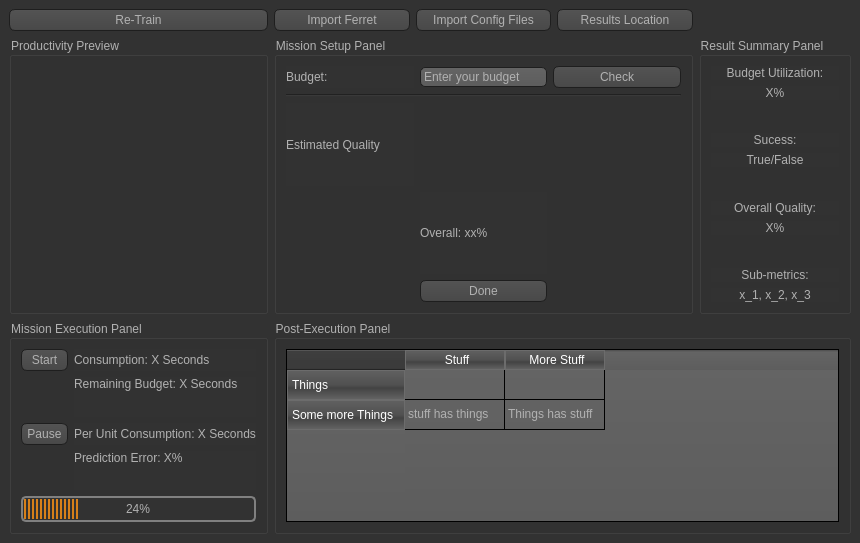
Above: UI/RAPIDS_GUI.ui from DownToSky/indp-study-kremer before the change. Below: the same form after it.
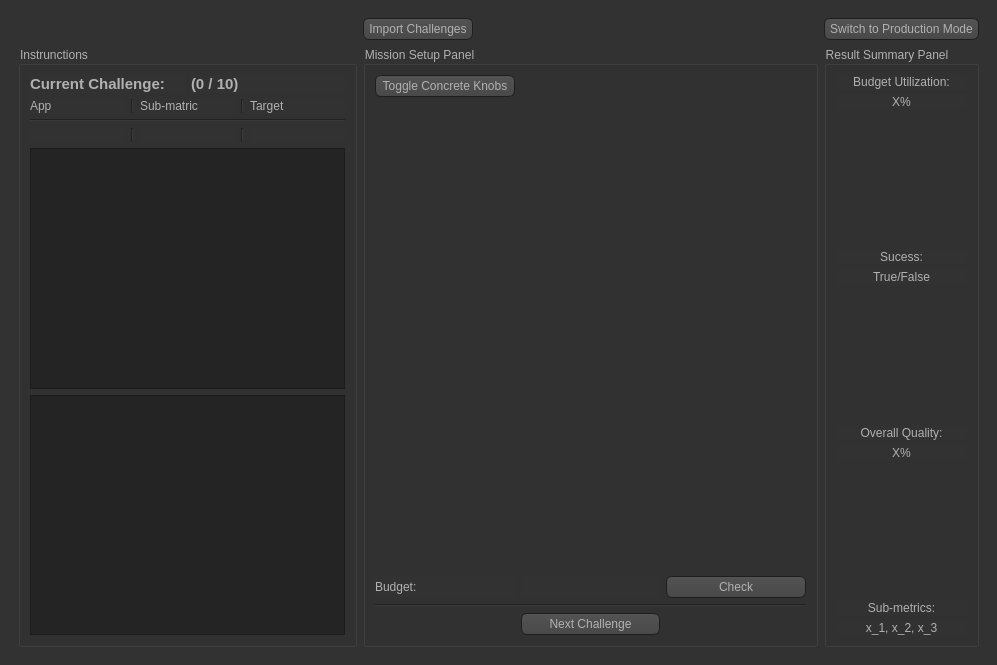
That is the form after the change. The open tabs and pages were chosen to show the change. Icons and pictures are not drawn.

Commit message: user study mock testing randomized

```diff
--- a/UI/RAPIDS_GUI.ui
+++ b/UI/RAPIDS_GUI.ui
@@ -6,8 +6,8 @@
    <rect>
     <x>0</x>
     <y>0</y>
-    <width>860</width>
-    <height>543</height>
+    <width>997</width>
+    <height>665</height>
    </rect>
   </property>
   <property name="windowTitle">
@@ -476,156 +476,14 @@
   </property>
   <widget class="QWidget" name="centralwidget">
    <layout class="QGridLayout" name="gridLayout">
-    <item row="0" column="4">
-     <widget class="QPushButton" name="resultPathButton">
-      <property name="text">
-       <string>Results Location</string>
+    <item row="0" column="0">
+     <widget class="QStackedWidget" name="stackedWidget">
+      <property name="currentIndex">
+       <number>0</number>
       </property>
-     </widget>
-    </item>
-    <item row="1" column="0" rowspan="2">
-     <widget class="QGroupBox" name="productivityBox">
-      <property name="sizePolicy">
-       <sizepolicy hsizetype="Preferred" vsizetype="Preferred">
-        <horstretch>0</horstretch>
-        <verstretch>0</verstretch>
-       </sizepolicy>
-      </property>
-      <property name="title">
-       <string>Productivity Preview</string>
-      </property>
-      <layout class="QVBoxLayout" name="verticalLayout_2"/>
-     </widget>
-    </item>
-    <item row="1" column="5" rowspan="2">
-     <widget class="QGroupBox" name="resultBox">
-      <property name="title">
-       <string>Result Summary Panel</string>
-      </property>
-      <layout class="QVBoxLayout" name="verticalLayout_4">
-       <item>
-        <widget class="QLabel" name="budgetUtilL">
-         <property name="text">
-          <string>Budget Utilization:</string>
-         </property>
-         <property name="alignment">
-          <set>Qt::AlignCenter</set>
-         </property>
-        </widget>
-       </item>
-       <item>
-        <widget class="QLabel" name="budgetUtilValL">
-         <property name="text">
-          <string>X%</string>
-         </property>
-         <property name="alignment">
-          <set>Qt::AlignCenter</set>
-         </property>
-        </widget>
-       </item>
-       <item>
-        <spacer name="verticalSpacer_1">
-         <property name="orientation">
-          <enum>Qt::Vertical</enum>
-         </property>
-         <property name="sizeHint" stdset="0">
-          <size>
-           <width>20</width>
-           <height>40</height>
-          </size>
-         </property>
-        </spacer>
-       </item>
-       <item>
-        <widget class="QLabel" name="successL">
-         <property name="text">
-          <string>Sucess:</string>
-         </property>
-         <property name="alignment">
-          <set>Qt::AlignCenter</set>
-         </property>
-        </widget>
-       </item>
-       <item>
-        <widget class="QLabel" name="successValL">
-         <property name="text">
-          <string>True/False</string>
-         </property>
-         <property name="alignment">
-          <set>Qt::AlignCenter</set>
-         </property>
-        </widget>
-       </item>
-       <item>
-        <spacer name="verticalSpacer_2">
-         <property name="orientation">
-          <enum>Qt::Vertical</enum>
-         </property>
-         <property name="sizeHint" stdset="0">
-          <size>
-           <width>20</width>
-           <height>40</height>
-          </size>
-         </property>
-        </spacer>
-       </item>
-       <item>
-        <widget class="QLabel" name="qualityL">
-         <property name="text">
-          <string>Overall Quality:</string>
-         </property>
-         <property name="alignment">
-          <set>Qt::AlignCenter</set>
-         </property>
-        </widget>
-       </item>
-       <item>
-        <widget class="QLabel" name="qualityValL">
-         <property name="text">
-          <string>X%</string>
-         </property>
-         <property name="alignment">
-          <set>Qt::AlignCenter</set>
-         </property>
-        </widget>
-       </item>
-       <item>
-        <spacer name="verticalSpacer_3">
-         <property name="orientation">
-          <enum>Qt::Vertical</enum>
-         </property>
-         <property name="sizeHint" stdset="0">
-          <size>
-           <width>20</width>
-           <height>40</height>
-          </size>
-         </property>
-        </spacer>
-       </item>
-       <item>
-        <widget class="QLabel" name="submetricsL">
-         <property name="text">
-          <string>Sub-metrics:</string>
-         </property>
-         <property name="alignment">
-          <set>Qt::AlignCenter</set>
-         </property>
-        </widget>
-       </item>
-       <item>
-        <widget class="QLabel" name="submetricsValL">
-         <property name="text">
-          <string>x_1, x_2, x_3</string>
-         </property>
-         <property name="alignment">
-          <set>Qt::AlignCenter</set>
-         </property>
-        </widget>
-       </item>
-      </layout>
-     </widget>
-    </item>
-    <item row="3" column="0">
+      <widget class="QWidget" name="productionPage">
+       <layout class="QGridLayout" name="gridLayout_5">
+        <item row="2" column="0">
      <widget class="QGroupBox" name="missionExecBox">
       <property name="title">
        <string>Mission Execution Panel</string>
@@ -689,7 +547,7 @@
       </layout>
      </widget>
     </item>
-    <item row="3" column="2" colspan="4">
+        <item row="2" column="1" colspan="7">
      <widget class="QGroupBox" name="postExecBox">
       <property name="title">
        <string>Post-Execution Panel</string>
@@ -732,6 +590,27 @@
       </layout>
      </widget>
     </item>
+        <item row="1" column="0">
+         <widget class="QGroupBox" name="productivityBox">
+          <property name="sizePolicy">
+           <sizepolicy hsizetype="Preferred" vsizetype="Preferred">
+            <horstretch>0</horstretch>
+            <verstretch>0</verstretch>
+           </sizepolicy>
+          </property>
+          <property name="title">
+           <string>Productivity Preview</string>
+          </property>
+          <layout class="QVBoxLayout" name="verticalLayout_2"/>
+         </widget>
+        </item>
+        <item row="0" column="3">
+         <widget class="QPushButton" name="resultPathButton">
+          <property name="text">
+           <string>Results Location</string>
+          </property>
+         </widget>
+        </item>
     <item row="0" column="0">
      <widget class="QPushButton" name="retrainButton">
       <property name="text">
@@ -739,21 +618,169 @@
       </property>
      </widget>
     </item>
-    <item row="0" column="2">
+        <item row="0" column="1">
      <widget class="QPushButton" name="ferretPathButton">
       <property name="text">
        <string>Import Ferret</string>
       </property>
      </widget>
     </item>
-    <item row="0" column="3">
+        <item row="0" column="2">
      <widget class="QPushButton" name="configPathButton">
       <property name="text">
        <string>Import Config Files</string>
       </property>
      </widget>
     </item>
-    <item row="1" column="2" rowspan="2" colspan="3">
+        <item row="0" column="7">
+         <widget class="QPushButton" name="studyToggleB_product">
+          <property name="text">
+           <string>Switch to Study Mode</string>
+          </property>
+         </widget>
+        </item>
+        <item row="1" column="7">
+         <widget class="QGroupBox" name="resultBox">
+          <property name="title">
+           <string>Result Summary Panel</string>
+          </property>
+          <layout class="QVBoxLayout" name="verticalLayout_4">
+           <item>
+            <widget class="QLabel" name="budgetUtilL">
+             <property name="text">
+              <string>Budget Utilization:</string>
+             </property>
+             <property name="alignment">
+              <set>Qt::AlignCenter</set>
+             </property>
+            </widget>
+           </item>
+           <item>
+            <widget class="QLabel" name="budgetUtilValL">
+             <property name="text">
+              <string>X%</string>
+             </property>
+             <property name="alignment">
+              <set>Qt::AlignCenter</set>
+             </property>
+            </widget>
+           </item>
+           <item>
+            <spacer name="verticalSpacer_1">
+             <property name="orientation">
+              <enum>Qt::Vertical</enum>
+             </property>
+             <property name="sizeHint" stdset="0">
+              <size>
+               <width>20</width>
+               <height>40</height>
+              </size>
+             </property>
+            </spacer>
+           </item>
+           <item>
+            <widget class="QLabel" name="successL">
+             <property name="text">
+              <string>Sucess:</string>
+             </property>
+             <property name="alignment">
+              <set>Qt::AlignCenter</set>
+             </property>
+            </widget>
+           </item>
+           <item>
+            <widget class="QLabel" name="successValL">
+             <property name="text">
+              <string>True/False</string>
+             </property>
+             <property name="alignment">
+              <set>Qt::AlignCenter</set>
+             </property>
+            </widget>
+           </item>
+           <item>
+            <spacer name="verticalSpacer_2">
+             <property name="orientation">
+              <enum>Qt::Vertical</enum>
+             </property>
+             <property name="sizeHint" stdset="0">
+              <size>
+               <width>20</width>
+               <height>40</height>
+              </size>
+             </property>
+            </spacer>
+           </item>
+           <item>
+            <widget class="QLabel" name="qualityL">
+             <property name="text">
+              <string>Overall Quality:</string>
+             </property>
+             <property name="alignment">
+              <set>Qt::AlignCenter</set>
+             </property>
+            </widget>
+           </item>
+           <item>
+            <widget class="QLabel" name="qualityValL">
+             <property name="text">
+              <string>X%</string>
+             </property>
+             <property name="alignment">
+              <set>Qt::AlignCenter</set>
+             </property>
+            </widget>
+           </item>
+           <item>
+            <spacer name="verticalSpacer_3">
+             <property name="orientation">
+              <enum>Qt::Vertical</enum>
+             </property>
+             <property name="sizeHint" stdset="0">
+              <size>
+               <width>20</width>
+               <height>40</height>
+              </size>
+             </property>
+            </spacer>
+           </item>
+           <item>
+            <widget class="QLabel" name="submetricsL">
+             <property name="text">
+              <string>Sub-metrics:</string>
+             </property>
+             <property name="alignment">
+              <set>Qt::AlignCenter</set>
+             </property>
+            </widget>
+           </item>
+           <item>
+            <widget class="QLabel" name="submetricsValL">
+             <property name="text">
+              <string>x_1, x_2, x_3</string>
+             </property>
+             <property name="alignment">
+              <set>Qt::AlignCenter</set>
+             </property>
+            </widget>
+           </item>
+          </layout>
+         </widget>
+        </item>
+        <item row="0" column="6">
+         <spacer name="horizontalSpacer">
+          <property name="orientation">
+           <enum>Qt::Horizontal</enum>
+          </property>
+          <property name="sizeHint" stdset="0">
+           <size>
+            <width>40</width>
+            <height>20</height>
+           </size>
+          </property>
+         </spacer>
+        </item>
+        <item row="1" column="1" colspan="6">
      <widget class="QGroupBox" name="setupBox">
       <property name="title">
        <string>Mission Setup Panel</string>
@@ -831,6 +858,405 @@
         <layout class="QHBoxLayout" name="knobsLayout"/>
        </item>
       </layout>
+         </widget>
+        </item>
+       </layout>
+      </widget>
+      <widget class="QWidget" name="studyPage">
+       <layout class="QGridLayout" name="gridLayout_7">
+        <item row="0" column="3">
+         <widget class="QPushButton" name="studyToggleB_study">
+          <property name="text">
+           <string>Switch to Production Mode</string>
+          </property>
+         </widget>
+        </item>
+        <item row="0" column="2">
+         <spacer name="horizontalSpacer_2">
+          <property name="orientation">
+           <enum>Qt::Horizontal</enum>
+          </property>
+          <property name="sizeHint" stdset="0">
+           <size>
+            <width>40</width>
+            <height>20</height>
+           </size>
+          </property>
+         </spacer>
+        </item>
+        <item row="1" column="1" colspan="2">
+         <widget class="QGroupBox" name="studySetupBox">
+          <property name="title">
+           <string>Mission Setup Panel</string>
+          </property>
+          <layout class="QGridLayout" name="gridLayout_6">
+           <item row="6" column="0" colspan="3">
+            <widget class="Line" name="line_2">
+             <property name="orientation">
+              <enum>Qt::Horizontal</enum>
+             </property>
+            </widget>
+           </item>
+           <item row="3" column="0" colspan="3">
+            <layout class="QHBoxLayout" name="knobsLayout_study"/>
+           </item>
+           <item row="1" column="0" colspan="3">
+            <layout class="QHBoxLayout" name="knobNameLayout_study">
+             <property name="spacing">
+              <number>0</number>
+             </property>
+             <property name="sizeConstraint">
+              <enum>QLayout::SetDefaultConstraint</enum>
+             </property>
+            </layout>
+           </item>
+           <item row="5" column="0">
+            <widget class="QLabel" name="budgetL_study">
+             <property name="text">
+              <string>Budget:</string>
+             </property>
+            </widget>
+           </item>
+           <item row="5" column="2">
+            <widget class="QPushButton" name="checkB_study">
+             <property name="text">
+              <string>Check</string>
+             </property>
+            </widget>
+           </item>
+           <item row="0" column="0">
+            <widget class="QPushButton" name="knobTypeToggleB">
+             <property name="text">
+              <string>Toggle Concrete Knobs</string>
+             </property>
+            </widget>
+           </item>
+           <item row="5" column="1">
+            <widget class="QLabel" name="budgetAmountL_study">
+             <property name="text">
+              <string/>
+             </property>
+            </widget>
+           </item>
+           <item row="7" column="1">
+            <widget class="QPushButton" name="nextB_study">
+             <property name="text">
+              <string>Next Challenge</string>
+             </property>
+            </widget>
+           </item>
+           <item row="4" column="1">
+            <spacer name="verticalSpacer">
+             <property name="orientation">
+              <enum>Qt::Vertical</enum>
+             </property>
+             <property name="sizeType">
+              <enum>QSizePolicy::Expanding</enum>
+             </property>
+             <property name="sizeHint" stdset="0">
+              <size>
+               <width>20</width>
+               <height>40</height>
+              </size>
+             </property>
+            </spacer>
+           </item>
+          </layout>
+         </widget>
+        </item>
+        <item row="0" column="1">
+         <widget class="QPushButton" name="challengeImportB">
+          <property name="text">
+           <string>Import Challenges</string>
+          </property>
+         </widget>
+        </item>
+        <item row="1" column="3">
+         <widget class="QGroupBox" name="resultBox_study">
+          <property name="title">
+           <string>Result Summary Panel</string>
+          </property>
+          <layout class="QVBoxLayout" name="verticalLayout_5">
+           <item>
+            <widget class="QLabel" name="budgetUtilL_2">
+             <property name="text">
+              <string>Budget Utilization:</string>
+             </property>
+             <property name="alignment">
+              <set>Qt::AlignCenter</set>
+             </property>
+            </widget>
+           </item>
+           <item>
+            <widget class="QLabel" name="budgetUtilValL_2">
+             <property name="text">
+              <string>X%</string>
+             </property>
+             <property name="alignment">
+              <set>Qt::AlignCenter</set>
+             </property>
+            </widget>
+           </item>
+           <item>
+            <spacer name="verticalSpacer_4">
+             <property name="orientation">
+              <enum>Qt::Vertical</enum>
+             </property>
+             <property name="sizeHint" stdset="0">
+              <size>
+               <width>20</width>
+               <height>40</height>
+              </size>
+             </property>
+            </spacer>
+           </item>
+           <item>
+            <widget class="QLabel" name="successL_2">
+             <property name="text">
+              <string>Sucess:</string>
+             </property>
+             <property name="alignment">
+              <set>Qt::AlignCenter</set>
+             </property>
+            </widget>
+           </item>
+           <item>
+            <widget class="QLabel" name="successValL_2">
+             <property name="text">
+              <string>True/False</string>
+             </property>
+             <property name="alignment">
+              <set>Qt::AlignCenter</set>
+             </property>
+            </widget>
+           </item>
+           <item>
+            <spacer name="verticalSpacer_5">
+             <property name="orientation">
+              <enum>Qt::Vertical</enum>
+             </property>
+             <property name="sizeHint" stdset="0">
+              <size>
+               <width>20</width>
+               <height>40</height>
+              </size>
+             </property>
+            </spacer>
+           </item>
+           <item>
+            <widget class="QLabel" name="qualityL_2">
+             <property name="text">
+              <string>Overall Quality:</string>
+             </property>
+             <property name="alignment">
+              <set>Qt::AlignCenter</set>
+             </property>
+            </widget>
+           </item>
+           <item>
+            <widget class="QLabel" name="qualityValL_2">
+             <property name="text">
+              <string>X%</string>
+             </property>
+             <property name="alignment">
+              <set>Qt::AlignCenter</set>
+             </property>
+            </widget>
+           </item>
+           <item>
+            <spacer name="verticalSpacer_6">
+             <property name="orientation">
+              <enum>Qt::Vertical</enum>
+             </property>
+             <property name="sizeHint" stdset="0">
+              <size>
+               <width>20</width>
+               <height>40</height>
+              </size>
+             </property>
+            </spacer>
+           </item>
+           <item>
+            <widget class="QLabel" name="submetricsL_2">
+             <property name="text">
+              <string>Sub-metrics:</string>
+             </property>
+             <property name="alignment">
+              <set>Qt::AlignCenter</set>
+             </property>
+            </widget>
+           </item>
+           <item>
+            <widget class="QLabel" name="submetricsValL_2">
+             <property name="text">
+              <string>x_1, x_2, x_3</string>
+             </property>
+             <property name="alignment">
+              <set>Qt::AlignCenter</set>
+             </property>
+            </widget>
+           </item>
+          </layout>
+         </widget>
+        </item>
+        <item row="0" column="0">
+         <spacer name="horizontalSpacer_3">
+          <property name="orientation">
+           <enum>Qt::Horizontal</enum>
+          </property>
+          <property name="sizeHint" stdset="0">
+           <size>
+            <width>40</width>
+            <height>20</height>
+           </size>
+          </property>
+         </spacer>
+        </item>
+        <item row="1" column="0">
+         <widget class="QGroupBox" name="instructionsBox">
+          <property name="sizePolicy">
+           <sizepolicy hsizetype="Preferred" vsizetype="Preferred">
+            <horstretch>0</horstretch>
+            <verstretch>0</verstretch>
+           </sizepolicy>
+          </property>
+          <property name="title">
+           <string>Instrunctions</string>
+          </property>
+          <layout class="QGridLayout" name="gridLayout_8">
+           <item row="0" column="0">
+            <widget class="QLabel" name="label">
+             <property name="sizePolicy">
+              <sizepolicy hsizetype="Minimum" vsizetype="Preferred">
+               <horstretch>0</horstretch>
+               <verstretch>0</verstretch>
+              </sizepolicy>
+             </property>
+             <property name="font">
+              <font>
+               <pointsize>11</pointsize>
+               <weight>75</weight>
+               <bold>true</bold>
+              </font>
+             </property>
+             <property name="text">
+              <string>Current Challenge:</string>
+             </property>
+            </widget>
+           </item>
+           <item row="1" column="0" colspan="2">
+            <layout class="QGridLayout" name="currChallengeLayout">
+             <item row="2" column="0">
+              <widget class="QLabel" name="appNameL">
+               <property name="text">
+                <string/>
+               </property>
+              </widget>
+             </item>
+             <item row="0" column="2">
+              <widget class="QLabel" name="submetricL">
+               <property name="text">
+                <string>Sub-matric</string>
+               </property>
+              </widget>
+             </item>
+             <item row="0" column="0">
+              <widget class="QLabel" name="appL">
+               <property name="text">
+                <string>App</string>
+               </property>
+              </widget>
+             </item>
+             <item row="2" column="2">
+              <widget class="QLabel" name="submetricNameL">
+               <property name="text">
+                <string/>
+               </property>
+              </widget>
+             </item>
+             <item row="1" column="0" colspan="5">
+              <widget class="Line" name="line_3">
+               <property name="orientation">
+                <enum>Qt::Horizontal</enum>
+               </property>
+              </widget>
+             </item>
+             <item row="0" column="4">
+              <widget class="QLabel" name="targetL">
+               <property name="text">
+                <string>Target</string>
+               </property>
+              </widget>
+             </item>
+             <item row="2" column="4">
+              <widget class="QLabel" name="targetNameL">
+               <property name="text">
+                <string/>
+               </property>
+              </widget>
+             </item>
+             <item row="0" column="1">
+              <widget class="Line" name="line_5">
+               <property name="orientation">
+                <enum>Qt::Vertical</enum>
+               </property>
+              </widget>
+             </item>
+             <item row="2" column="1">
+              <widget class="Line" name="line_4">
+               <property name="orientation">
+                <enum>Qt::Vertical</enum>
+               </property>
+              </widget>
+             </item>
+             <item row="0" column="3">
+              <widget class="Line" name="line_6">
+               <property name="orientation">
+                <enum>Qt::Vertical</enum>
+               </property>
+              </widget>
+             </item>
+             <item row="2" column="3">
+              <widget class="Line" name="line_7">
+               <property name="orientation">
+                <enum>Qt::Vertical</enum>
+               </property>
+              </widget>
+             </item>
+            </layout>
+           </item>
+           <item row="0" column="1">
+            <widget class="QLabel" name="challengeNumL">
+             <property name="font">
+              <font>
+               <pointsize>11</pointsize>
+               <weight>75</weight>
+               <bold>true</bold>
+              </font>
+             </property>
+             <property name="text">
+              <string>(0 / 10)</string>
+             </property>
+            </widget>
+           </item>
+           <item row="2" column="0" colspan="2">
+            <widget class="QTextBrowser" name="InstructionsTextBrowser">
+             <property name="enabled">
+              <bool>true</bool>
+             </property>
+             <property name="acceptRichText">
+              <bool>true</bool>
+             </property>
+            </widget>
+           </item>
+           <item row="3" column="0" colspan="2">
+            <widget class="QTextBrowser" name="ChallengeInstructions"/>
+           </item>
+          </layout>
+         </widget>
+        </item>
+       </layout>
+      </widget>
      </widget>
     </item>
    </layout>
```
Lines whose indentation alone changed are shown as unchanged. The commit also changes 10 other files.
